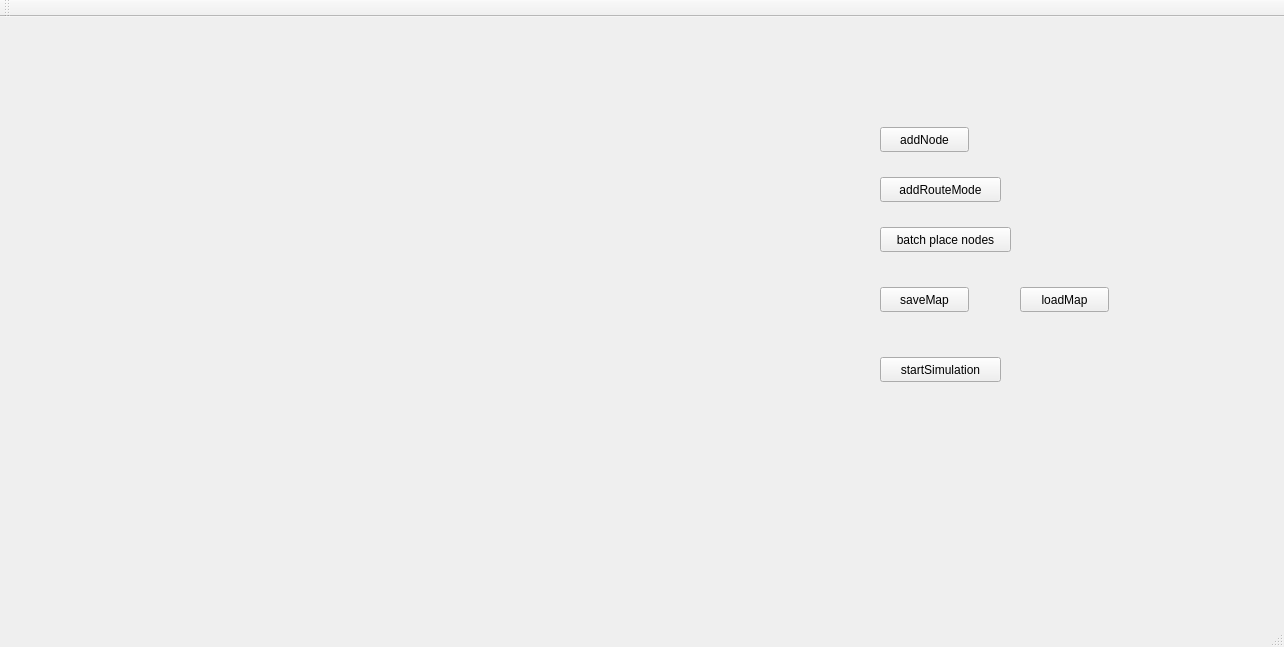
This is CORE/mainwindow.ui in UnderValley/SRTP as Qt 5 draws it before an edit. The edited form follows.
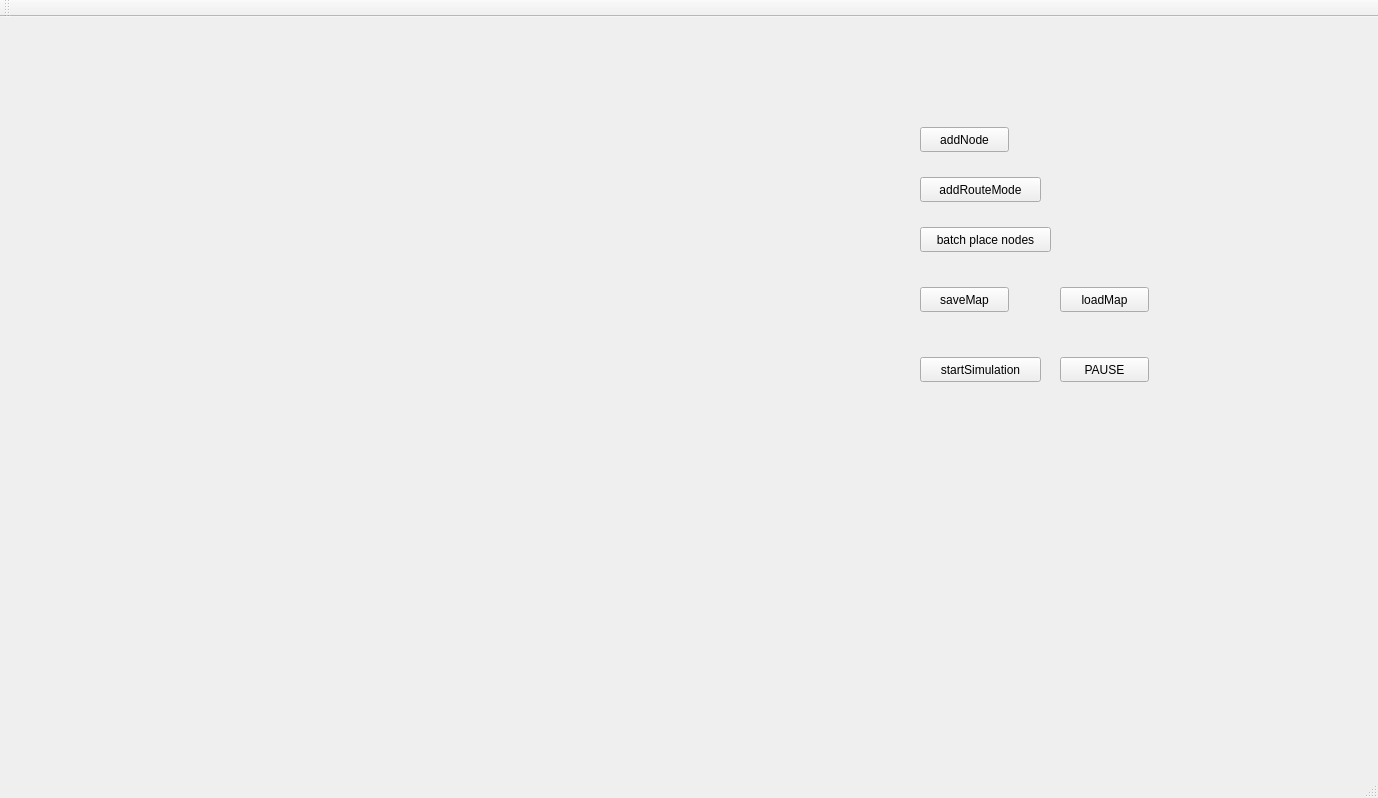
This is the edited form.

Diff of the .ui file:
```diff
--- a/CORE/mainwindow.ui
+++ b/CORE/mainwindow.ui
@@ -6,8 +6,8 @@
    <rect>
     <x>0</x>
     <y>0</y>
-    <width>1284</width>
-    <height>647</height>
+    <width>1378</width>
+    <height>798</height>
    </rect>
   </property>
   <property name="windowTitle">
@@ -17,7 +17,7 @@
    <widget class="QPushButton" name="btn_addNode">
     <property name="geometry">
      <rect>
-      <x>880</x>
+      <x>920</x>
       <y>110</y>
       <width>89</width>
       <height>25</height>
@@ -30,7 +30,7 @@
    <widget class="QPushButton" name="btn_batchNodes">
     <property name="geometry">
      <rect>
-      <x>880</x>
+      <x>920</x>
       <y>210</y>
       <width>131</width>
       <height>25</height>
@@ -43,7 +43,7 @@
    <widget class="QPushButton" name="btn_addRouteControl">
     <property name="geometry">
      <rect>
-      <x>880</x>
+      <x>920</x>
       <y>160</y>
       <width>121</width>
       <height>25</height>
@@ -56,7 +56,7 @@
    <widget class="QPushButton" name="pushButton">
     <property name="geometry">
      <rect>
-      <x>880</x>
+      <x>920</x>
       <y>270</y>
       <width>89</width>
       <height>25</height>
@@ -69,7 +69,7 @@
    <widget class="QPushButton" name="pushButton_2">
     <property name="geometry">
      <rect>
-      <x>1020</x>
+      <x>1060</x>
       <y>270</y>
       <width>89</width>
       <height>25</height>
@@ -82,7 +82,7 @@
    <widget class="QPushButton" name="btn_startSim">
     <property name="geometry">
      <rect>
-      <x>880</x>
+      <x>920</x>
       <y>340</y>
       <width>121</width>
       <height>25</height>
@@ -92,6 +92,19 @@
      <string>startSimulation</string>
     </property>
    </widget>
+   <widget class="QPushButton" name="btn_simControl">
+    <property name="geometry">
+     <rect>
+      <x>1060</x>
+      <y>340</y>
+      <width>89</width>
+      <height>25</height>
+     </rect>
+    </property>
+    <property name="text">
+     <string>PAUSE</string>
+    </property>
+   </widget>
   </widget>
   <widget class="QMenuBar" name="menuBar">
    <property name="geometry">
```
Left out of the diff: 2 changed lines with no effect on the pictures.
